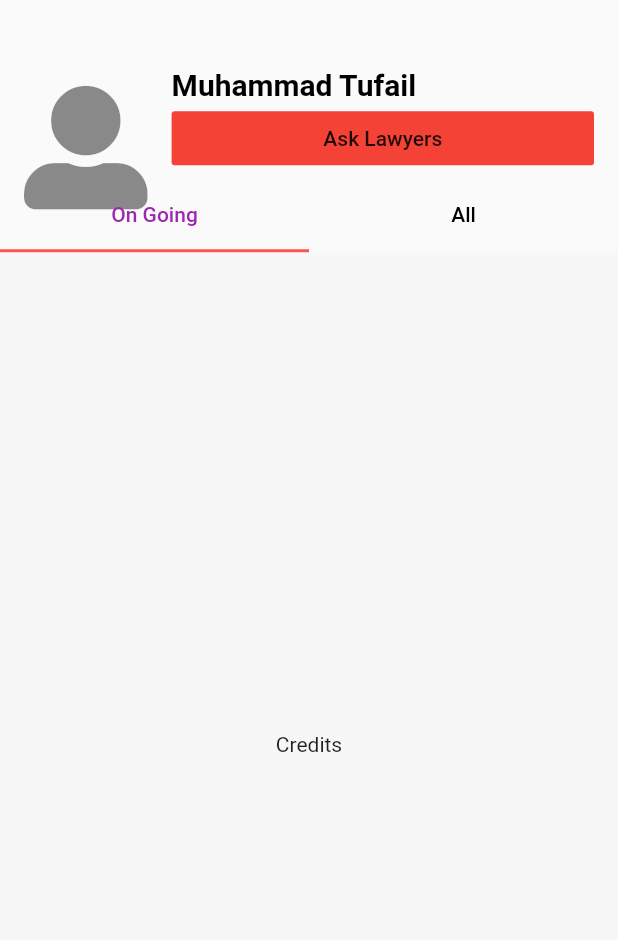
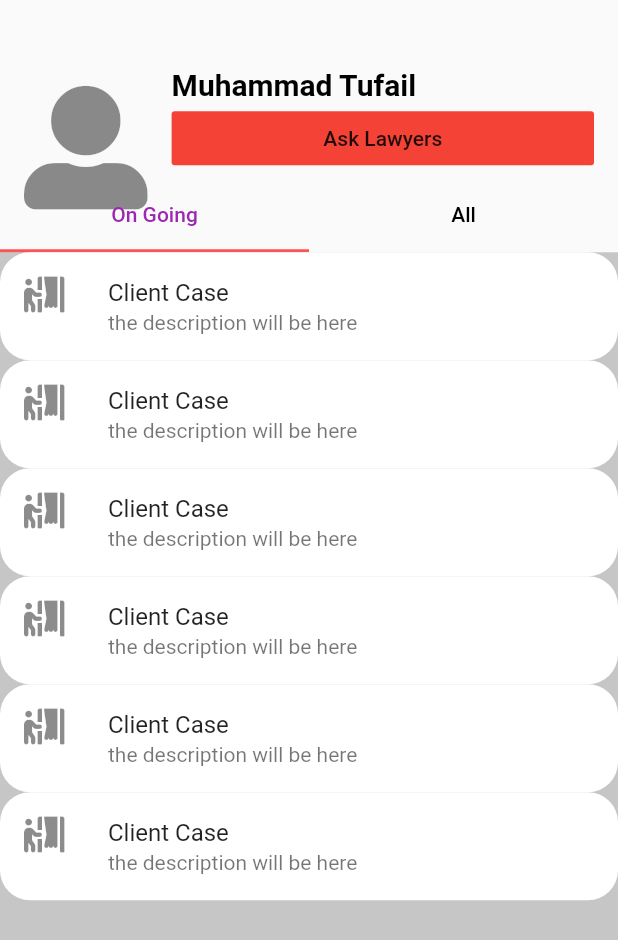
Before and after one commit to tufailsher/law-chamber, a Flutter app: the AssistPage screen opened directly, on a phone screen of 412 x 824 dp. Shown: the top 940 px of the screen. Run offline on Flutter 3.47's test engine with Material 2 defaults, Android fonts, the phone set to English and light mode, and no system bars; our stand-ins replace carousel_pro, cloud_firestore, firebase_auth, firebase_core, font_awesome_flutter, google_sign_in; missing offline and left inert: zap_architecture, zap_architecture_flutter; accounts and stored records are empty.

Commit message:
final 22/11

```diff
--- a/lib/pages/assist_page.dart
+++ b/lib/pages/assist_page.dart
@@ -1,6 +1,7 @@
 import 'package:flutter/material.dart';
 import 'package:font_awesome_flutter/font_awesome_flutter.dart';
 import 'package:law_chamber/main.dart';
+import 'package:law_chamber/pages/ongoing_tab_page.dart';
 import 'package:law_chamber/utils/Constants.dart';
 class AssistPage extends StatefulWidget {
   @override
@@ -51,7 +52,7 @@ class _AssistPageState extends State<AssistPage> {
                 width: double.infinity,
                 child: TabBarView(
                   children: [
-                    Center(child: Text("Credits")),
+                    OngoingTabPage(),
                     Center(child: Text("WithDraws")),
                   ],
                 ),
--- a/lib/pages/lawyer_data.dart
+++ b/lib/pages/lawyer_data.dart
@@ -11,7 +11,7 @@ class _LawyerDataState extends State<LawyerData> {
     return SafeArea(
         child: Scaffold(
           appBar: AppBar( centerTitle: true,
-            title: Text("Home Page"),
+            title: Text("Lawyer Data"),
             flexibleSpace: Container(
               decoration: BoxDecoration(
                 gradient: kGradientColor,
--- a/lib/pages/log_in_screen.dart
+++ b/lib/pages/log_in_screen.dart
@@ -109,6 +109,7 @@ class _LogInScreenState extends State<LogInScreen> {
                                   TextFormField(
                                     controller: userPassword,
                                     textAlign: TextAlign.center,
+                                    obscureText: true,
                                     decoration: InputDecoration(
                                       border: OutlineInputBorder(
                                         borderSide: BorderSide(),
--- /dev/null
+++ b/lib/pages/ongoing_tab_page.dart
@@ -0,0 +1,88 @@
+import 'package:flutter/material.dart';
+import 'package:font_awesome_flutter/font_awesome_flutter.dart';
+class OngoingTabPage extends StatefulWidget {
+  @override
+  _OngoingTabPageState createState() => _OngoingTabPageState();
+}
+
+class _OngoingTabPageState extends State<OngoingTabPage> {
+  @override
+  Widget build(BuildContext context) {
+    return Scaffold(
+      backgroundColor: Colors.black.withOpacity(0.2),
+      body: SingleChildScrollView(
+        child: Column(
+          mainAxisAlignment: MainAxisAlignment.spaceBetween,
+          children: [
+            Container(
+              decoration: BoxDecoration(
+                color: Colors.white,
+                borderRadius: BorderRadius.circular(20)
+              ),
+              child: ListTile(
+                leading: Icon(FontAwesomeIcons.personBooth),
+                title: Text("Client Case"),
+                subtitle: Text("the description will be here"),
+              ),
+            ),
+            Container(
+              decoration: BoxDecoration(
+                  color: Colors.white,
+                  borderRadius: BorderRadius.circular(20)
+              ),
+              child: ListTile(
+                leading: Icon(FontAwesomeIcons.personBooth),
+                title: Text("Client Case"),
+                subtitle: Text("the description will be here"),
+              ),
+            ),
+            Container(
+              decoration: BoxDecoration(
+                  color: Colors.white,
+                  borderRadius: BorderRadius.circular(20)
+              ),
+              child: ListTile(
+                leading: Icon(FontAwesomeIcons.personBooth),
+                title: Text("Client Case"),
+                subtitle: Text("the description will be here"),
+              ),
+            ),
+            Container(
+              decoration: BoxDecoration(
+                  color: Colors.white,
+                  borderRadius: BorderRadius.circular(20)
+              ),
+              child: ListTile(
+                leading: Icon(FontAwesomeIcons.personBooth),
+                title: Text("Client Case"),
+                subtitle: Text("the description will be here"),
+              ),
+            ),
+            Container(
+              decoration: BoxDecoration(
+                  color: Colors.white,
+                  borderRadius: BorderRadius.circular(20)
+              ),
+              child: ListTile(
+                leading: Icon(FontAwesomeIcons.personBooth),
+                title: Text("Client Case"),
+                subtitle: Text("the description will be here"),
+              ),
+            ),
+            Container(
+              decoration: BoxDecoration(
+                  color: Colors.white,
+                  borderRadius: BorderRadius.circular(20)
+              ),
+              child: ListTile(
+                leading: Icon(FontAwesomeIcons.personBooth),
+                title: Text("Client Case"),
+                subtitle: Text("the description will be here"),
+              ),
+            ),
+          ],
+        ),
+      ),
+    );
+  }
+}
--- a/lib/pages/splash_screen.dart
+++ b/lib/pages/splash_screen.dart
@@ -11,7 +11,7 @@ class _SplashScreenState extends State<SplashScreen> {
   @override
   void initState() {
     super.initState();
-    Future.delayed(Duration(milliseconds: 2000), () {
+    Future.delayed(Duration(milliseconds: 5000), () {
       Navigator.push(
           context,
           MaterialPageRoute(builder: (context) => LogInScreen())
--- a/lib/widgets/calendar_tab.dart
+++ b/lib/widgets/calendar_tab.dart
@@ -1,5 +1,6 @@
 import 'package:flutter/material.dart';
 import 'package:font_awesome_flutter/font_awesome_flutter.dart';
+import 'package:law_chamber/pages/every_day_law_page.dart';
 import 'package:law_chamber/pages/lawyer_data.dart';
 import 'package:law_chamber/pages/lawyer_home_page.dart';
 import 'package:law_chamber/pages/what_new_page.dart';
@@ -44,7 +45,9 @@ class _CalendarTabState extends State<CalendarTab> {
             Navigator.push(
                 context, MaterialPageRoute(builder: (context)=>WhatNewPage()));
           }),
-          buildListTile(Icon(FontAwesomeIcons.file), Text("Every Day Law"),(){}),
+          buildListTile(Icon(FontAwesomeIcons.file), Text("Every Day Law"),(){
+            Navigator.push(context, MaterialPageRoute(builder: (context)=>EveryDayLawPage()));
+          }),
           buildListTile(
               Icon(FontAwesomeIcons.questionCircle), Text("Help Desk"),(){}),
           buildListTile(Icon(FontAwesomeIcons.userAlt), Text("Privacy Policy"),(){}),
--- a/lib/widgets/navigation_page.dart
+++ b/lib/widgets/navigation_page.dart
@@ -15,7 +15,7 @@ TextStyle(fontSize: 30, fontWeight: FontWeight.bold);
  List<Widget> _widgetOptions = <Widget>[
   LawyerHomePage(),
   CreditsPage(),
-  NotificationScreen(),
+  NotificationPage(),
   LawyerData(),
 ];
 
```
Also changed, not shown: lib/pages/my_prizes_page.dart (added, +77 -0 lines), lib/pages/notification_screen.dart (+34 -6 lines).
